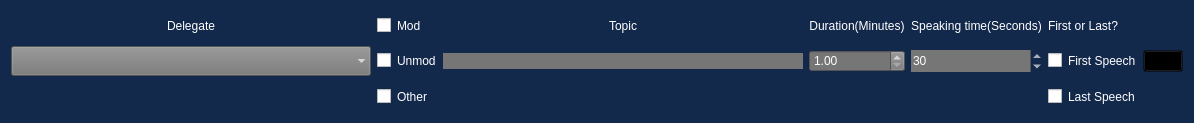
mkirby528/Run-MUN, file motion_options.ui: the form before one commit.
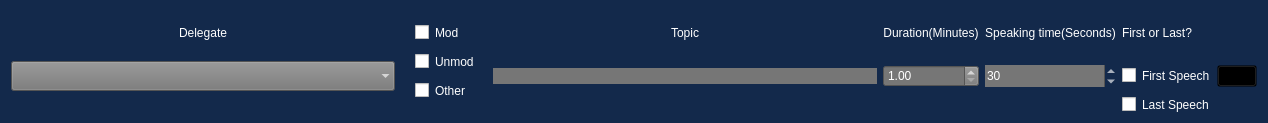
The form after the commit. Icons and pictures are not drawn.

Commit message: fixed checkbox exclusivity

Diff of the .ui file:
```diff
--- a/motion_options.ui
+++ b/motion_options.ui
@@ -6,7 +6,7 @@
    <rect>
     <x>0</x>
     <y>0</y>
-    <width>1194</width>
+    <width>1268</width>
     <height>123</height>
    </rect>
   </property>
@@ -76,44 +76,21 @@
 
 </string>
   </property>
-  <layout class="QGridLayout" name="gridLayout" columnstretch="4,0,4,0,0,0,0,0" columnminimumwidth="0,0,200,0,0,0,0,0">
-   <item row="1" column="4">
-    <widget class="QLabel" name="speaking_time_label">
-     <property name="text">
-      <string>Speaking time(Seconds)</string>
+  <layout class="QGridLayout" name="gridLayout" columnstretch="4,0,4,0,0,0,0,0">
+   <item row="4" column="4">
+    <widget class="QSpinBox" name="spinBox">
+     <property name="frame">
+      <bool>false</bool>
      </property>
-     <property name="alignment">
-      <set>Qt::AlignCenter</set>
-     </property>
-    </widget>
-   </item>
-   <item row="3" column="3">
-    <widget class="QDoubleSpinBox" name="doubleSpinBox">
      <property name="minimum">
-      <double>1.000000000000000</double>
+      <number>1</number>
      </property>
-    </widget>
-   </item>
-   <item row="3" column="1">
-    <widget class="QCheckBox" name="unmod_check_box">
-     <property name="autoFillBackground">
-      <bool>false</bool>
+     <property name="value">
+      <number>30</number>
      </property>
-     <property name="styleSheet">
-      <string notr="true"/>
-     </property>
-     <property name="text">
-      <string>Unmod</string>
-     </property>
-     <property name="autoExclusive">
-      <bool>true</bool>
-     </property>
-     <property name="tristate">
-      <bool>false</bool>
-     </property>
     </widget>
    </item>
-   <item row="1" column="3">
+   <item row="2" column="3">
     <widget class="QLabel" name="duration_label">
      <property name="text">
       <string>Duration(Minutes)</string>
@@ -123,7 +100,7 @@
      </property>
     </widget>
    </item>
-   <item row="3" column="0">
+   <item row="4" column="0">
     <widget class="QComboBox" name="delegates_combo_box">
      <property name="sizePolicy">
       <sizepolicy hsizetype="Preferred" vsizetype="Expanding">
@@ -329,7 +306,71 @@
      </property>
     </widget>
    </item>
-   <item row="1" column="0">
+   <item row="4" column="2">
+    <widget class="QLineEdit" name="topic_line_edit">
+     <property name="frame">
+      <bool>false</bool>
+     </property>
+     <property name="alignment">
+      <set>Qt::AlignCenter</set>
+     </property>
+    </widget>
+   </item>
+   <item row="4" column="6">
+    <widget class="QCheckBox" name="first_check_box">
+     <property name="text">
+      <string>First Speech</string>
+     </property>
+     <property name="autoExclusive">
+      <bool>true</bool>
+     </property>
+    </widget>
+   </item>
+   <item row="5" column="6">
+    <widget class="QCheckBox" name="last_check_box">
+     <property name="text">
+      <string>Last Speech</string>
+     </property>
+     <property name="autoExclusive">
+      <bool>true</bool>
+     </property>
+    </widget>
+   </item>
+   <item row="2" column="4">
+    <widget class="QLabel" name="speaking_time_label">
+     <property name="text">
+      <string>Speaking time(Seconds)</string>
+     </property>
+     <property name="alignment">
+      <set>Qt::AlignCenter</set>
+     </property>
+    </widget>
+   </item>
+   <item row="2" column="6">
+    <widget class="QLabel" name="first_or_last_label">
+     <property name="text">
+      <string>First or Last?</string>
+     </property>
+    </widget>
+   </item>
+   <item row="2" column="2">
+    <widget class="QLabel" name="topic_label">
+     <property name="text">
+      <string>Topic</string>
+     </property>
+     <property name="alignment">
+      <set>Qt::AlignCenter</set>
+     </property>
+    </widget>
+   </item>
+   <item row="4" column="3">
+    <widget class="QDoubleSpinBox" name="doubleSpinBox">
+     <property name="minimum">
+      <double>1.000000000000000</double>
+     </property>
+    </widget>
+   </item>
+   <item row="2" column="0">
     <widget class="QLabel" name="delegate_label">
      <property name="text">
       <string>Delegate</string>
@@ -339,58 +380,7 @@
      </property>
     </widget>
    </item>
-   <item row="4" column="1">
-    <widget class="QCheckBox" name="other_check_box">
-     <property name="autoFillBackground">
-      <bool>false</bool>
-     </property>
-     <property name="styleSheet">
-      <string notr="true"/>
-     </property>
-     <property name="text">
-      <string>Other</string>
-     </property>
-     <property name="autoExclusive">
-      <bool>true</bool>
-     </property>
-     <property name="tristate">
-      <bool>false</bool>
-     </property>
-    </widget>
-   </item>
-   <item row="1" column="1">
-    <widget class="QCheckBox" name="mod_check_box">
-     <property name="autoFillBackground">
-      <bool>false</bool>
-     </property>
-     <property name="styleSheet">
-      <string notr="true"/>
-     </property>
-     <property name="text">
-      <string>Mod</string>
-     </property>
-     <property name="autoExclusive">
-      <bool>true</bool>
-     </property>
-     <property name="tristate">
-      <bool>false</bool>
-     </property>
-    </widget>
-   </item>
-   <item row="3" column="4">
-    <widget class="QSpinBox" name="spinBox">
-     <property name="frame">
-      <bool>false</bool>
-     </property>
-     <property name="minimum">
-      <number>1</number>
-     </property>
-     <property name="value">
-      <number>30</number>
-     </property>
-    </widget>
-   </item>
-   <item row="3" column="7">
+   <item row="4" column="7">
     <widget class="QPushButton" name="start_motion_button">
      <property name="styleSheet">
       <string notr="true">background-color: transparent</string>
@@ -410,51 +400,83 @@
      </property>
     </widget>
    </item>
-   <item row="3" column="6">
-    <widget class="QCheckBox" name="first_check_box">
-     <property name="text">
-      <string>First Speech</string>
+   <item row="1" column="1" rowspan="5">
+    <widget class="QGroupBox" name="groupBox">
+     <property name="styleSheet">
+      <string notr="true">border: 0px solid #000;
+</string>
      </property>
-     <property name="autoExclusive">
-      <bool>true</bool>
+     <property name="title">
+      <string/>
      </property>
-    </widget>
-   </item>
-   <item row="4" column="6">
-    <widget class="QCheckBox" name="last_check_box">
-     <property name="text">
-      <string>Last Speech</string>
-     </property>
-     <property name="autoExclusive">
-      <bool>true</bool>
-     </property>
-    </widget>
-   </item>
-   <item row="1" column="6">
-    <widget class="QLabel" name="first_or_last_label">
-     <property name="text">
-      <string>First or Last?</string>
-     </property>
-    </widget>
-   </item>
-   <item row="1" column="2">
-    <widget class="QLabel" name="topic_label">
-     <property name="text">
-      <string>Topic</string>
-     </property>
-     <property name="alignment">
-      <set>Qt::AlignCenter</set>
-     </property>
-    </widget>
-   </item>
-   <item row="3" column="2">
-    <widget class="QLineEdit" name="topic_line_edit">
-     <property name="frame">
-      <bool>false</bool>
-     </property>
-     <property name="alignment">
-      <set>Qt::AlignCenter</set>
-     </property>
+     <layout class="QVBoxLayout" name="verticalLayout">
+      <property name="leftMargin">
+       <number>11</number>
+      </property>
+      <property name="topMargin">
+       <number>0</number>
+      </property>
+      <property name="bottomMargin">
+       <number>0</number>
+      </property>
+      <item>
+       <widget class="QCheckBox" name="mod_check_box">
+        <property name="autoFillBackground">
+         <bool>false</bool>
+        </property>
+        <property name="styleSheet">
+         <string notr="true"/>
+        </property>
+        <property name="text">
+         <string>Mod</string>
+        </property>
+        <property name="autoExclusive">
+         <bool>true</bool>
+        </property>
+        <property name="tristate">
+         <bool>false</bool>
+        </property>
+       </widget>
+      </item>
+      <item>
+       <widget class="QCheckBox" name="unmod_check_box">
+        <property name="autoFillBackground">
+         <bool>false</bool>
+        </property>
+        <property name="styleSheet">
+         <string notr="true"/>
+        </property>
+        <property name="text">
+         <string>Unmod</string>
+        </property>
+        <property name="autoExclusive">
+         <bool>true</bool>
+        </property>
+        <property name="tristate">
+         <bool>false</bool>
+        </property>
+       </widget>
+      </item>
+      <item>
+       <widget class="QCheckBox" name="other_check_box">
+        <property name="autoFillBackground">
+         <bool>false</bool>
+        </property>
+        <property name="styleSheet">
+         <string notr="true"/>
+        </property>
+        <property name="text">
+         <string>Other</string>
+        </property>
+        <property name="autoExclusive">
+         <bool>true</bool>
+        </property>
+        <property name="tristate">
+         <bool>false</bool>
+        </property>
+       </widget>
+      </item>
+     </layout>
     </widget>
    </item>
   </layout>
```
The commit also changes 1 other file.
